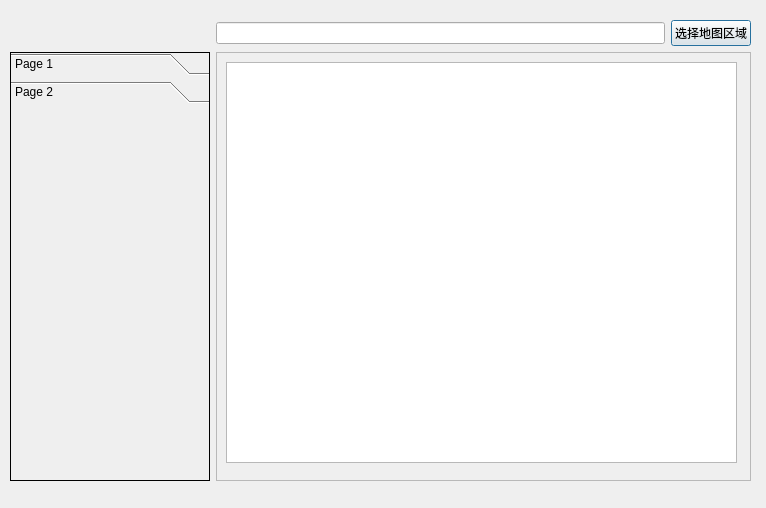
This is quick_mapping_dialog_base.ui in DeadPoetSpoon/QuickMapping as Qt 5 draws it before an edit. The edited form follows.
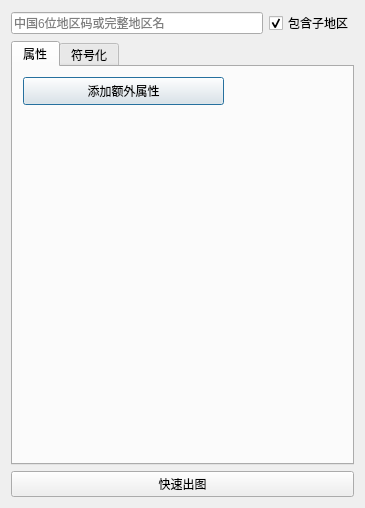
This is the edited form. The open tabs and pages were chosen to show the change.

Commit message: 完成地区码检查以及按地名加载,完成从阿里云加载地图

```diff
--- a/quick_mapping_dialog_base.ui
+++ b/quick_mapping_dialog_base.ui
@@ -6,97 +6,75 @@
    <rect>
     <x>0</x>
     <y>0</y>
-    <width>766</width>
+    <width>365</width>
     <height>508</height>
    </rect>
   </property>
   <property name="windowTitle">
    <string>Quick Mapping</string>
   </property>
-  <widget class="QWidget" name="layoutWidget">
-   <property name="geometry">
-    <rect>
-     <x>10</x>
-     <y>20</y>
-     <width>741</width>
-     <height>461</height>
-    </rect>
-   </property>
-   <layout class="QGridLayout" name="gridLayout">
-    <item row="0" column="1">
-     <widget class="QLineEdit" name="le_search"/>
-    </item>
-    <item row="0" column="2">
-     <widget class="QPushButton" name="pb_loadmap">
-      <property name="text">
-       <string>选择地图区域</string>
-      </property>
-     </widget>
-    </item>
-    <item row="1" column="1" colspan="2">
-     <widget class="QFrame" name="frame_map">
-      <property name="frameShape">
-       <enum>QFrame::StyledPanel</enum>
-      </property>
-      <property name="frameShadow">
-       <enum>QFrame::Raised</enum>
-      </property>
-      <widget class="QTextBrowser" name="textBrowser">
+  <layout class="QGridLayout" name="gridLayout">
+   <item row="1" column="0" colspan="2">
+    <widget class="QTabWidget" name="tabWidget">
+     <property name="currentIndex">
+      <number>0</number>
+     </property>
+     <widget class="QWidget" name="attr">
+      <attribute name="title">
+       <string>属性</string>
+      </attribute>
+      <widget class="QPushButton" name="pb_addAttr">
        <property name="geometry">
         <rect>
          <x>10</x>
          <y>10</y>
-         <width>511</width>
-         <height>401</height>
+         <width>201</width>
+         <height>28</height>
         </rect>
        </property>
-      </widget>
-     </widget>
-    </item>
-    <item row="1" column="0">
-     <widget class="QToolBox" name="toolBox">
-      <property name="maximumSize">
-       <size>
-        <width>200</width>
-        <height>16777215</height>
-       </size>
-      </property>
-      <property name="frameShape">
-       <enum>QFrame::Box</enum>
-      </property>
-      <property name="currentIndex">
-       <number>0</number>
-      </property>
-      <widget class="QWidget" name="page">
-       <property name="geometry">
-        <rect>
-         <x>0</x>
-         <y>0</y>
-         <width>198</width>
-         <height>370</height>
-        </rect>
+       <property name="text">
+        <string>添加额外属性</string>
        </property>
-       <attribute name="label">
-        <string>Page 1</string>
-       </attribute>
       </widget>
-      <widget class="QWidget" name="page_2">
-       <property name="geometry">
-        <rect>
-         <x>0</x>
-         <y>0</y>
-         <width>198</width>
-         <height>370</height>
-        </rect>
-       </property>
-       <attribute name="label">
-        <string>Page 2</string>
-       </attribute>
-      </widget>
      </widget>
-    </item>
-   </layout>
-  </widget>
+     <widget class="QWidget" name="symbol">
+      <attribute name="title">
+       <string>符号化</string>
+      </attribute>
+     </widget>
+    </widget>
+   </item>
+   <item row="0" column="0">
+    <widget class="QLineEdit" name="le_search">
+     <property name="inputMask">
+      <string/>
+     </property>
+     <property name="placeholderText">
+      <string>中国6位地区码或完整地区名</string>
+     </property>
+    </widget>
+   </item>
+   <item row="0" column="1">
+    <widget class="QCheckBox" name="cb_include">
+     <property name="text">
+      <string>包含子地区</string>
+     </property>
+     <property name="checked">
+      <bool>true</bool>
+     </property>
+    </widget>
+   </item>
+   <item row="2" column="0" colspan="2">
+    <widget class="QPushButton" name="pb_loadmap">
+     <property name="text">
+      <string>快速出图</string>
+     </property>
+     <property name="checkable">
+      <bool>false</bool>
+     </property>
+    </widget>
+   </item>
+  </layout>
  </widget>
  <resources/>
  <connections/>
```
Left out of the diff: 2 changed lines with no effect on the pictures. The commit also changes 3 other files.
